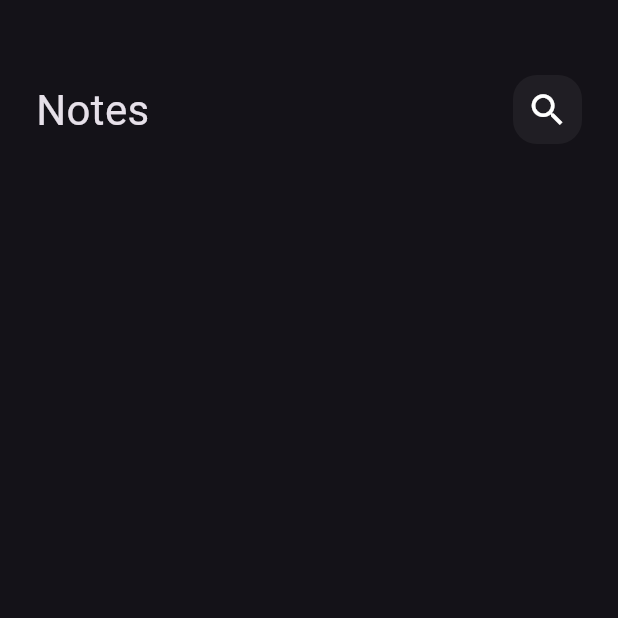
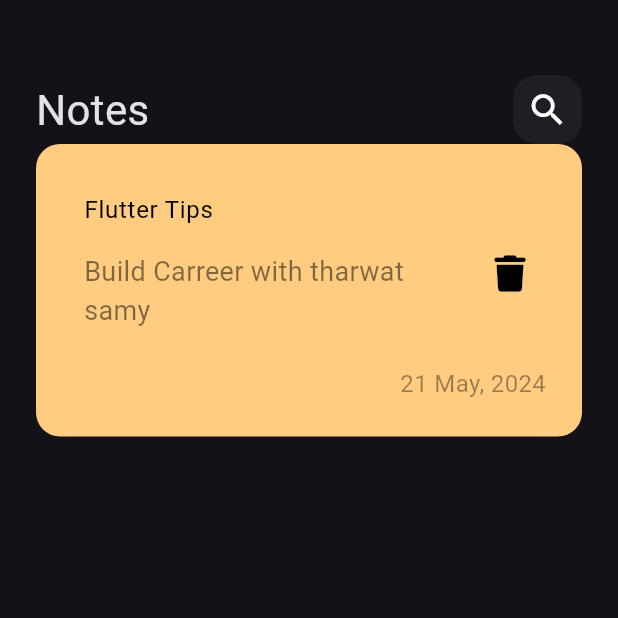
Before and after one commit to AhmedWaela/notes_app, a Flutter app: the screen it shows after launch, on a phone screen of 412 x 824 dp, the top half of it. Run offline on Flutter 3.47's test engine with Material 3 defaults, Android fonts, the phone set to English and light mode, and no system bars; our stand-ins replace font_awesome_flutter.

Commit message:
create custom note item

```diff
--- /dev/null
+++ b/lib/features/presentation/views/widgets/note_item.dart
@@ -0,0 +1,56 @@
+import 'package:flutter/material.dart';
+import 'package:font_awesome_flutter/font_awesome_flutter.dart';
+
+class NoteItem extends StatelessWidget {
+  const NoteItem({super.key});
+
+  @override
+  Widget build(BuildContext context) {
+    return Container(
+      padding: EdgeInsets.only(top: 24, bottom: 24, left: 16),
+      decoration: BoxDecoration(
+        color: Color(0xffFFCC80),
+        borderRadius: BorderRadius.circular(16),
+      ),
+      child: Column(
+        crossAxisAlignment: CrossAxisAlignment.end,
+        children: [
+          ListTile(
+            title: const Text(
+              "Flutter Tips",
+              style: TextStyle(
+                color: Colors.black,
+              ),
+            ),
+            subtitle: Padding(
+              padding: const EdgeInsets.only(top: 16, bottom: 16),
+              child: Text(
+                "Build Carreer with tharwat samy",
+                style: TextStyle(
+                    color: Colors.black.withOpacity(0.5), fontSize: 18),
+              ),
+            ),
+            trailing: IconButton(
+              onPressed: () {},
+              icon: Icon(
+                FontAwesomeIcons.trash,
+                color: Colors.black,
+                size: 24,
+              ),
+            ),
+          ),
+          Padding(
+            padding: const EdgeInsets.only(right: 24),
+            child: Text(
+              "21 May, 2024",
+              style: TextStyle(
+                color: Colors.black.withOpacity(0.4),
+                fontSize: 16,
+              ),
+            ),
+          )
+        ],
+      ),
+    );
+  }
+}
--- a/lib/features/presentation/views/widgets/notes_view_body.dart
+++ b/lib/features/presentation/views/widgets/notes_view_body.dart
@@ -1,5 +1,6 @@
 import 'package:flutter/material.dart';
 import 'package:notes_app/features/presentation/views/widgets/custom_app_bar.dart';
+import 'package:notes_app/features/presentation/views/widgets/note_item.dart';
 
 class NotesViewBody extends StatelessWidget {
   const NotesViewBody({super.key});
@@ -14,6 +15,7 @@ class NotesViewBody extends StatelessWidget {
             height: 50,
           ),
           CustomAppBar(),
+          NoteItem()
         ],
       ),
     );
```
Also changed, not shown: pubspec.yaml (+8 -22 lines), assets/Poppins-Regular.ttf (added), pubspec.lock.
